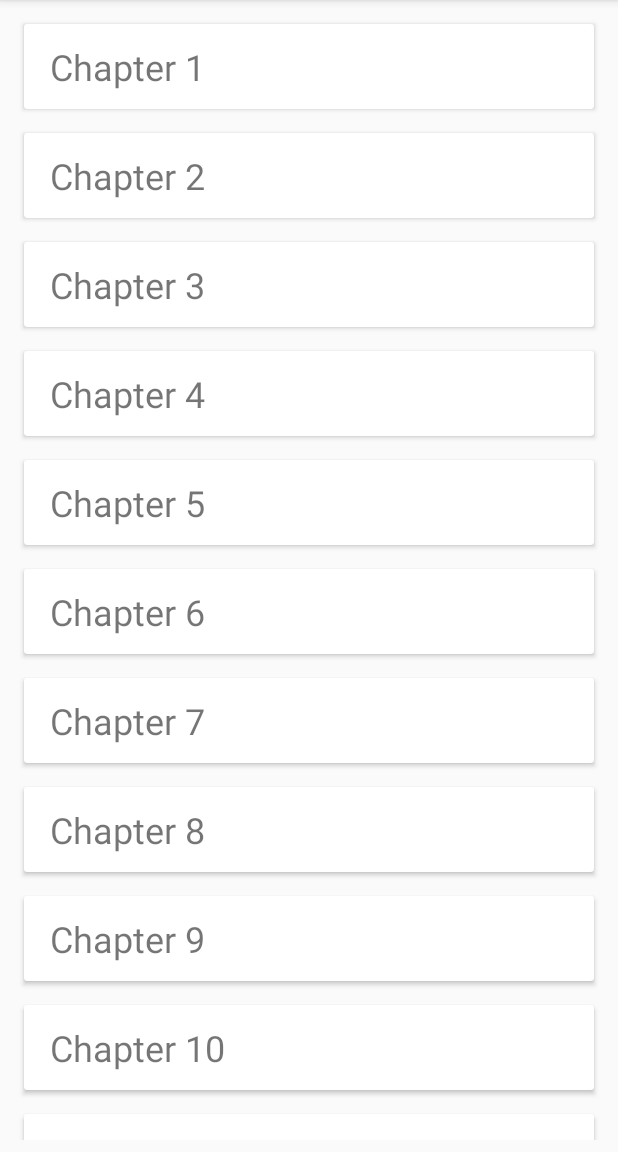
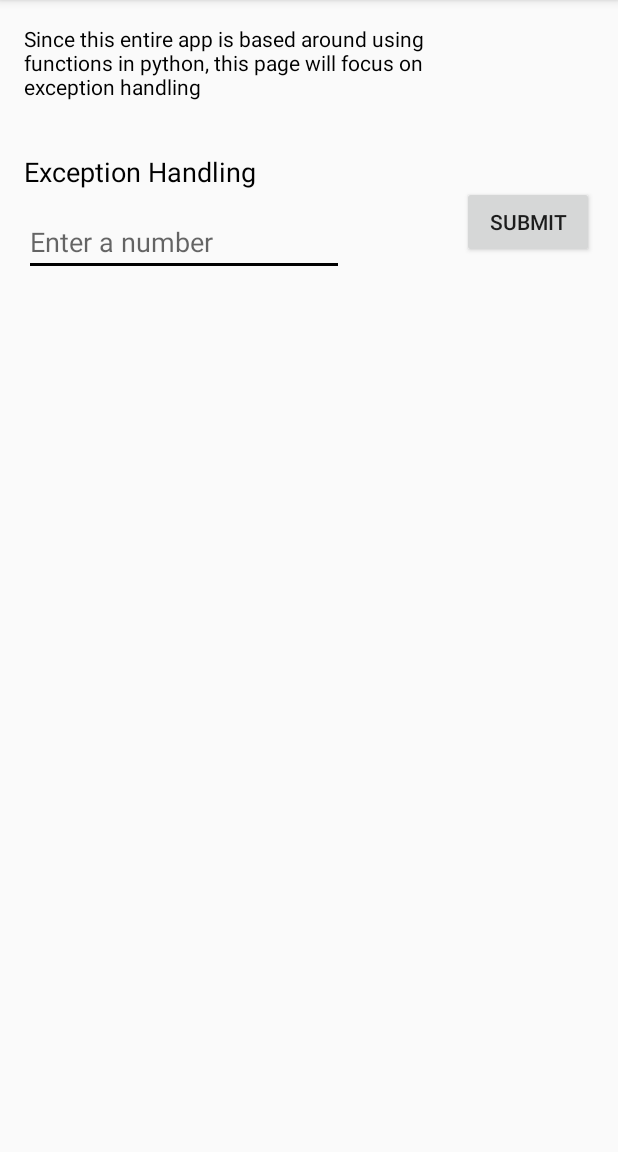
Before and after one commit to theapphideaway/AutomateWithPython, an Android app: the screen it shows after launch (MainActivity before the commit, ChapterThreeActivity after it), after a tap on "Chapter 3", on a phone screen of 412 x 824 dp, the part 84-1236 px from its top. Run offline under Robolectric (Android 15) with nearby library versions, the phone set to English and light mode, and no system bars; libraries missing offline, so code that uses them is left out: com.chaquo.python; 2 statements that could not run were skipped.

Commit message:
Created chapter three

```diff
--- a/app/src/main/AndroidManifest.xml
+++ b/app/src/main/AndroidManifest.xml
@@ -21,6 +21,8 @@
         </activity>
         <activity android:name=".Chapters.ChapterTwoActivity">
         </activity>
+        <activity android:name=".Chapters.ChapterThreeActivity">
+        </activity>
     </application>
 
 </manifest>
--- a/app/src/main/java/com/theapphideaway/automatewithpython/ChapterAdapter.kt
+++ b/app/src/main/java/com/theapphideaway/automatewithpython/ChapterAdapter.kt
@@ -9,6 +9,7 @@ import android.view.View
 import android.view.ViewGroup
 import android.widget.TextView
 import com.theapphideaway.automatewithpython.Chapters.ChapterOneActivity
+import com.theapphideaway.automatewithpython.Chapters.ChapterThreeActivity
 import com.theapphideaway.automatewithpython.Chapters.ChapterTwoActivity
 import kotlinx.android.synthetic.main.chapter_card.view.*
 
@@ -41,6 +42,11 @@ class ChapterAdapter(private val chapterList: ArrayList<Chapter>, private val co
                 var intent = Intent(context, ChapterTwoActivity::class.java)
                 startActivity(context,intent, null)
             }
+            else if (holder.itemView.chapter.text.toString() == "Chapter 3")
+            {
+                var intent = Intent(context, ChapterThreeActivity::class.java)
+                startActivity(context,intent, null)
+            }
 
         }
 
--- /dev/null
+++ b/app/src/main/java/com/theapphideaway/automatewithpython/Chapters/ChapterThreeActivity.kt
@@ -0,0 +1,24 @@
+package com.theapphideaway.automatewithpython.Chapters
+
+import android.support.v7.app.AppCompatActivity
+import android.os.Bundle
+import com.chaquo.python.Python
+import com.theapphideaway.automatewithpython.R
+import kotlinx.android.synthetic.main.activity_chapter_three.*
+
+class ChapterThreeActivity : AppCompatActivity() {
+
+    override fun onCreate(savedInstanceState: Bundle?) {
+        super.onCreate(savedInstanceState)
+        setContentView(R.layout.activity_chapter_three)
+
+        val py: Python = Python.getInstance()
+        var pyClass = py.getModule("ChapterThree")
+
+        exception_button.setOnClickListener {
+            var exceptionText =pyClass.callAttr("exception_handling", exception_edit_text.text.toString().toInt())
+
+            exception_text.text = exceptionText.toString()
+        }
+    }
+}
--- /dev/null
+++ b/app/src/main/res/layout/activity_chapter_three.xml
@@ -0,0 +1,50 @@
+<?xml version="1.0" encoding="utf-8"?>
+<android.support.constraint.ConstraintLayout
+        xmlns:android="http://schemas.android.com/apk/res/android"
+        xmlns:tools="http://schemas.android.com/tools"
+        xmlns:app="http://schemas.android.com/apk/res-auto"
+        android:layout_width="match_parent"
+        android:layout_height="match_parent"
+        tools:context=".Chapters.ChapterThreeActivity">
+
+    <TextView
+            android:text="Since this entire app is based around using functions in python, this page will focus on exception handling"
+            android:layout_width="298dp"
+            android:layout_height="54dp"
+            android:id="@+id/explaination_text_view" android:layout_marginTop="16dp"
+            app:layout_constraintTop_toTopOf="parent" app:layout_constraintStart_toStartOf="parent"
+            android:layout_marginStart="16dp"
+            app:layout_constraintStart_toEndOf="parent"
+            android:textColor="@color/colorAccent"/>
+    <TextView
+            android:text="Exception Handling"
+            android:layout_width="wrap_content"
+            android:layout_height="wrap_content"
+            android:id="@+id/exception_handling_text_view" android:layout_marginTop="32dp"
+            app:layout_constraintTop_toBottomOf="@+id/explaination_text_view"
+            app:layout_constraintStart_toStartOf="parent" android:layout_marginStart="16dp"
+            android:textColor="@color/colorAccent" android:textSize="18sp"/>
+    <TextView
+            android:layout_width="wrap_content"
+            android:layout_height="wrap_content"
+            android:id="@+id/exception_text" app:layout_constraintStart_toStartOf="parent"
+            android:layout_marginStart="16dp"
+            android:textColor="@color/colorAccent" android:layout_marginTop="8dp"
+            app:layout_constraintTop_toBottomOf="@+id/exception_edit_text"/>
+    <EditText
+            android:layout_width="wrap_content"
+            android:layout_height="wrap_content"
+            android:inputType="number"
+            android:ems="10"
+            android:id="@+id/exception_edit_text"
+            android:hint="Enter a number" android:layout_marginStart="16dp"
+            app:layout_constraintStart_toStartOf="parent" android:layout_marginTop="12dp"
+            app:layout_constraintTop_toBottomOf="@+id/exception_handling_text_view" android:layout_marginEnd="8dp"
+            app:layout_constraintEnd_toStartOf="@+id/exception_button" app:layout_constraintHorizontal_bias="0.0"/>
+    <Button
+            android:text="Submit"
+            android:layout_width="wrap_content"
+            android:layout_height="wrap_content"
+            android:id="@+id/exception_button" app:layout_constraintEnd_toEndOf="parent" android:layout_marginEnd="16dp"
+            android:layout_marginTop="124dp" app:layout_constraintTop_toTopOf="parent"/>
+</android.support.constraint.ConstraintLayout>
```
Also changed, not shown: 2 other files.
